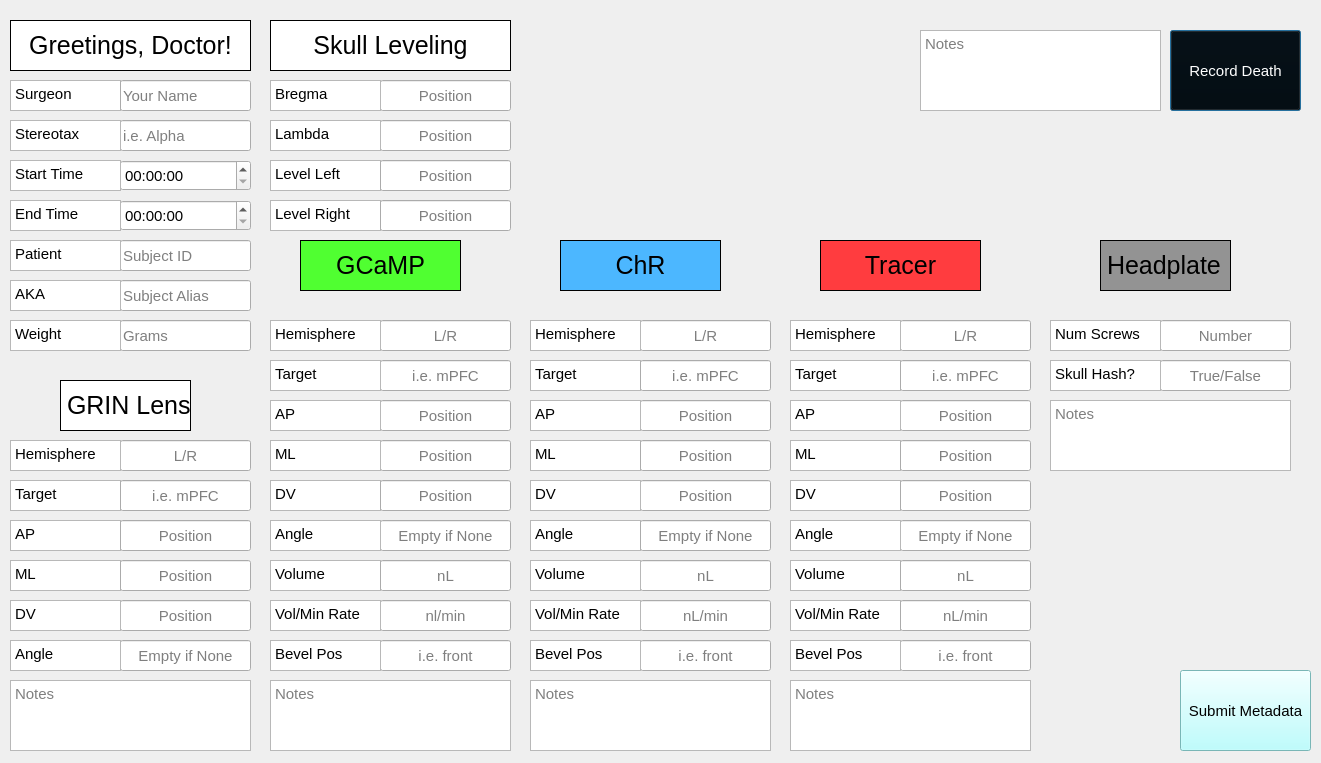
Above: scalpel.ui from Tyelab/specialk before the change. Below: the same form after it.
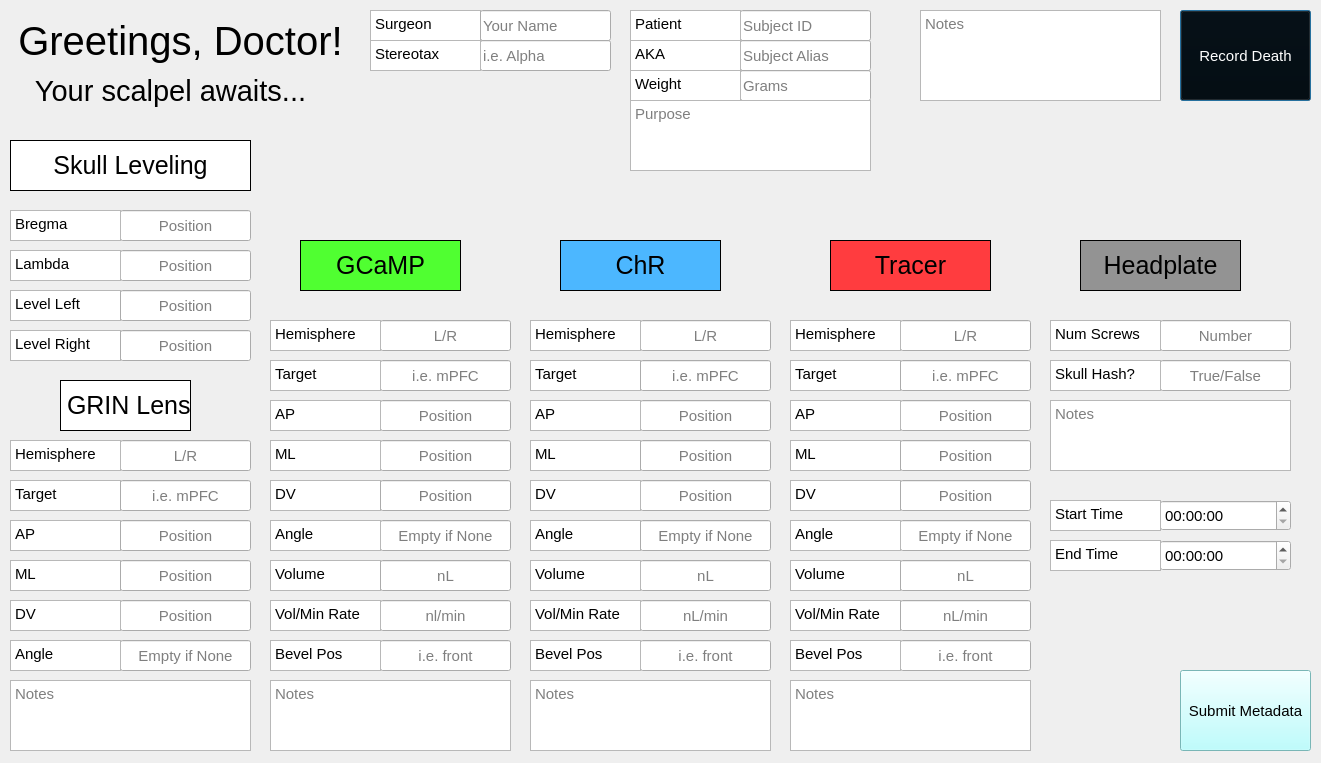
That is the form after the change. Icons and pictures are not drawn.

Patch:
```diff
--- a/scalpel.ui
+++ b/scalpel.ui
@@ -80,8 +80,8 @@
   <widget class="QTimeEdit" name="start_time">
    <property name="geometry">
     <rect>
-     <x>120</x>
-     <y>160</y>
+     <x>1160</x>
+     <y>500</y>
      <width>131</width>
      <height>31</height>
     </rect>
@@ -102,8 +102,8 @@
   <widget class="QTimeEdit" name="finish_time">
    <property name="geometry">
     <rect>
-     <x>120</x>
-     <y>200</y>
+     <x>1160</x>
+     <y>540</y>
      <width>131</width>
      <height>31</height>
     </rect>
@@ -124,15 +124,14 @@
   <widget class="QPlainTextEdit" name="surgeon">
    <property name="geometry">
     <rect>
-     <x>10</x>
-     <y>80</y>
+     <x>370</x>
+     <y>10</y>
      <width>111</width>
      <height>31</height>
     </rect>
    </property>
    <property name="font">
     <font>
-     <family>Arial</family>
      <pointsize>11</pointsize>
     </font>
    </property>
@@ -153,8 +152,8 @@
   <widget class="QPlainTextEdit" name="start">
    <property name="geometry">
     <rect>
-     <x>10</x>
-     <y>160</y>
+     <x>1050</x>
+     <y>500</y>
      <width>111</width>
      <height>31</height>
     </rect>
@@ -181,15 +180,14 @@
   <widget class="QLineEdit" name="surgeon_val">
    <property name="geometry">
     <rect>
-     <x>120</x>
-     <y>80</y>
+     <x>480</x>
+     <y>10</y>
      <width>131</width>
      <height>31</height>
     </rect>
    </property>
    <property name="font">
     <font>
-     <family>Arial</family>
      <pointsize>11</pointsize>
     </font>
    </property>
@@ -213,8 +211,8 @@
   <widget class="QPlainTextEdit" name="finish">
    <property name="geometry">
     <rect>
-     <x>10</x>
-     <y>200</y>
+     <x>1050</x>
+     <y>540</y>
      <width>111</width>
      <height>31</height>
     </rect>
@@ -241,15 +239,14 @@
   <widget class="QLineEdit" name="stereotax_val">
    <property name="geometry">
     <rect>
-     <x>120</x>
-     <y>120</y>
+     <x>480</x>
+     <y>40</y>
      <width>131</width>
      <height>31</height>
     </rect>
    </property>
    <property name="font">
     <font>
-     <family>Arial</family>
      <pointsize>11</pointsize>
     </font>
    </property>
@@ -273,15 +270,14 @@
   <widget class="QPlainTextEdit" name="stereotax">
    <property name="geometry">
     <rect>
-     <x>10</x>
-     <y>120</y>
+     <x>370</x>
+     <y>40</y>
      <width>111</width>
      <height>31</height>
     </rect>
    </property>
    <property name="font">
     <font>
-     <family>Arial</family>
      <pointsize>11</pointsize>
     </font>
    </property>
@@ -302,8 +298,8 @@
   <widget class="QLineEdit" name="lambda_val">
    <property name="geometry">
     <rect>
-     <x>380</x>
-     <y>120</y>
+     <x>120</x>
+     <y>250</y>
      <width>131</width>
      <height>31</height>
     </rect>
@@ -331,8 +327,8 @@
   <widget class="QLineEdit" name="bregma_val">
    <property name="geometry">
     <rect>
-     <x>380</x>
-     <y>80</y>
+     <x>120</x>
+     <y>210</y>
      <width>131</width>
      <height>31</height>
     </rect>
@@ -360,15 +356,14 @@
   <widget class="QPlainTextEdit" name="bregma">
    <property name="geometry">
     <rect>
-     <x>270</x>
-     <y>80</y>
+     <x>10</x>
+     <y>210</y>
      <width>111</width>
      <height>31</height>
     </rect>
    </property>
    <property name="font">
     <font>
-     <family>Arial</family>
      <pointsize>11</pointsize>
     </font>
    </property>
@@ -395,15 +390,14 @@
   <widget class="QPlainTextEdit" name="lambda">
    <property name="geometry">
     <rect>
-     <x>270</x>
-     <y>120</y>
+     <x>10</x>
+     <y>250</y>
      <width>111</width>
      <height>31</height>
     </rect>
    </property>
    <property name="font">
     <font>
-     <family>Arial</family>
      <pointsize>11</pointsize>
     </font>
    </property>
@@ -424,8 +418,8 @@
   <widget class="QPlainTextEdit" name="level_right">
    <property name="geometry">
     <rect>
-     <x>270</x>
-     <y>200</y>
+     <x>10</x>
+     <y>330</y>
      <width>111</width>
      <height>31</height>
     </rect>
@@ -452,8 +446,8 @@
   <widget class="QLineEdit" name="level_right_val">
    <property name="geometry">
     <rect>
-     <x>380</x>
-     <y>200</y>
+     <x>120</x>
+     <y>330</y>
      <width>131</width>
      <height>31</height>
     </rect>
@@ -481,15 +475,14 @@
   <widget class="QPlainTextEdit" name="level_left">
    <property name="geometry">
     <rect>
-     <x>270</x>
-     <y>160</y>
+     <x>10</x>
+     <y>290</y>
      <width>111</width>
      <height>31</height>
     </rect>
    </property>
    <property name="font">
     <font>
-     <family>Arial</family>
      <pointsize>11</pointsize>
     </font>
    </property>
@@ -516,8 +509,8 @@
   <widget class="QLineEdit" name="level_left_val">
    <property name="geometry">
     <rect>
-     <x>380</x>
-     <y>160</y>
+     <x>120</x>
+     <y>290</y>
      <width>131</width>
      <height>31</height>
     </rect>
@@ -545,8 +538,8 @@
   <widget class="QLineEdit" name="patient_val">
    <property name="geometry">
     <rect>
-     <x>120</x>
-     <y>240</y>
+     <x>740</x>
+     <y>10</y>
      <width>131</width>
      <height>31</height>
     </rect>
@@ -576,8 +569,8 @@
   <widget class="QPlainTextEdit" name="patient">
    <property name="geometry">
     <rect>
-     <x>10</x>
-     <y>240</y>
+     <x>630</x>
+     <y>10</y>
      <width>111</width>
      <height>31</height>
     </rect>
@@ -604,8 +597,8 @@
   <widget class="QLineEdit" name="alias_val">
    <property name="geometry">
     <rect>
-     <x>120</x>
-     <y>280</y>
+     <x>740</x>
+     <y>40</y>
      <width>131</width>
      <height>31</height>
     </rect>
@@ -635,8 +628,8 @@
   <widget class="QPlainTextEdit" name="alias">
    <property name="geometry">
     <rect>
-     <x>10</x>
-     <y>280</y>
+     <x>630</x>
+     <y>40</y>
      <width>111</width>
      <height>31</height>
     </rect>
@@ -728,9 +721,9 @@
   <widget class="QLabel" name="hp_label">
    <property name="geometry">
     <rect>
-     <x>1100</x>
+     <x>1080</x>
      <y>240</y>
-     <width>131</width>
+     <width>161</width>
      <height>51</height>
     </rect>
    </property>
@@ -754,6 +747,9 @@
    <property name="text">
     <string>Headplate</string>
    </property>
+   <property name="alignment">
+    <set>Qt::AlignCenter</set>
+   </property>
    <property name="textInteractionFlags">
     <set>Qt::NoTextInteraction</set>
    </property>
@@ -2435,7 +2431,7 @@
   <widget class="QLabel" name="tracer_label">
    <property name="geometry">
     <rect>
-     <x>820</x>
+     <x>830</x>
      <y>240</y>
      <width>161</width>
      <height>51</height>
@@ -2558,27 +2554,21 @@
    <property name="geometry">
     <rect>
      <x>10</x>
-     <y>20</y>
-     <width>241</width>
-     <height>51</height>
+     <y>10</y>
+     <width>341</width>
+     <height>61</height>
     </rect>
    </property>
    <property name="font">
     <font>
-     <pointsize>19</pointsize>
+     <pointsize>30</pointsize>
     </font>
    </property>
    <property name="styleSheet">
-    <string notr="true">QLabel {
-
-	background-color: rgb(255, 255, 255);
-
-	border-color: rgb(0, 0, 0);
-
-}</string>
+    <string notr="true"/>
    </property>
    <property name="frameShape">
-    <enum>QFrame::Box</enum>
+    <enum>QFrame::NoFrame</enum>
    </property>
    <property name="text">
     <string>Greetings, Doctor!</string>
@@ -2590,8 +2580,8 @@
   <widget class="QLabel" name="leveling_label">
    <property name="geometry">
     <rect>
-     <x>270</x>
-     <y>20</y>
+     <x>10</x>
+     <y>140</y>
      <width>241</width>
      <height>51</height>
     </rect>
@@ -3217,9 +3207,9 @@
    <property name="geometry">
     <rect>
      <x>920</x>
-     <y>30</y>
+     <y>10</y>
      <width>241</width>
-     <height>81</height>
+     <height>91</height>
     </rect>
    </property>
    <property name="cursor" stdset="0">
@@ -3242,10 +3232,10 @@
   <widget class="QPushButton" name="death_btn">
    <property name="geometry">
     <rect>
-     <x>1170</x>
-     <y>30</y>
+     <x>1180</x>
+     <y>10</y>
      <width>131</width>
-     <height>81</height>
+     <height>91</height>
     </rect>
    </property>
    <property name="cursor">
@@ -3283,8 +3273,8 @@
   <widget class="QLineEdit" name="weight_val">
    <property name="geometry">
     <rect>
-     <x>120</x>
-     <y>320</y>
+     <x>740</x>
+     <y>70</y>
      <width>131</width>
      <height>31</height>
     </rect>
@@ -3317,8 +3307,8 @@
   <widget class="QPlainTextEdit" name="project_2">
    <property name="geometry">
     <rect>
-     <x>10</x>
-     <y>320</y>
+     <x>630</x>
+     <y>70</y>
      <width>111</width>
      <height>31</height>
     </rect>
@@ -3342,6 +3332,59 @@
     <set>Qt::NoTextInteraction</set>
    </property>
   </widget>
+  <widget class="QLabel" name="greeting_text_2">
+   <property name="geometry">
+    <rect>
+     <x>30</x>
+     <y>70</y>
+     <width>281</width>
+     <height>41</height>
+    </rect>
+   </property>
+   <property name="font">
+    <font>
+     <pointsize>22</pointsize>
+    </font>
+   </property>
+   <property name="styleSheet">
+    <string notr="true"/>
+   </property>
+   <property name="frameShape">
+    <enum>QFrame::NoFrame</enum>
+   </property>
+   <property name="text">
+    <string>Your scalpel awaits...</string>
+   </property>
+   <property name="alignment">
+    <set>Qt::AlignCenter</set>
+   </property>
+  </widget>
+  <widget class="QTextEdit" name="purpose">
+   <property name="geometry">
+    <rect>
+     <x>630</x>
+     <y>100</y>
+     <width>241</width>
+     <height>71</height>
+    </rect>
+   </property>
+   <property name="cursor" stdset="0">
+    <cursorShape>ArrowCursor</cursorShape>
+   </property>
+   <property name="styleSheet">
+    <string notr="true">QTextEdit {
+
+background-color: &quot;white&quot;
+
+}</string>
+   </property>
+   <property name="cursorWidth">
+    <number>1</number>
+   </property>
+   <property name="placeholderText">
+    <string>Purpose</string>
+   </property>
+  </widget>
  </widget>
  <resources/>
  <connections/>
```
Left out of the diff: 5 changed lines with no effect on the pictures.
